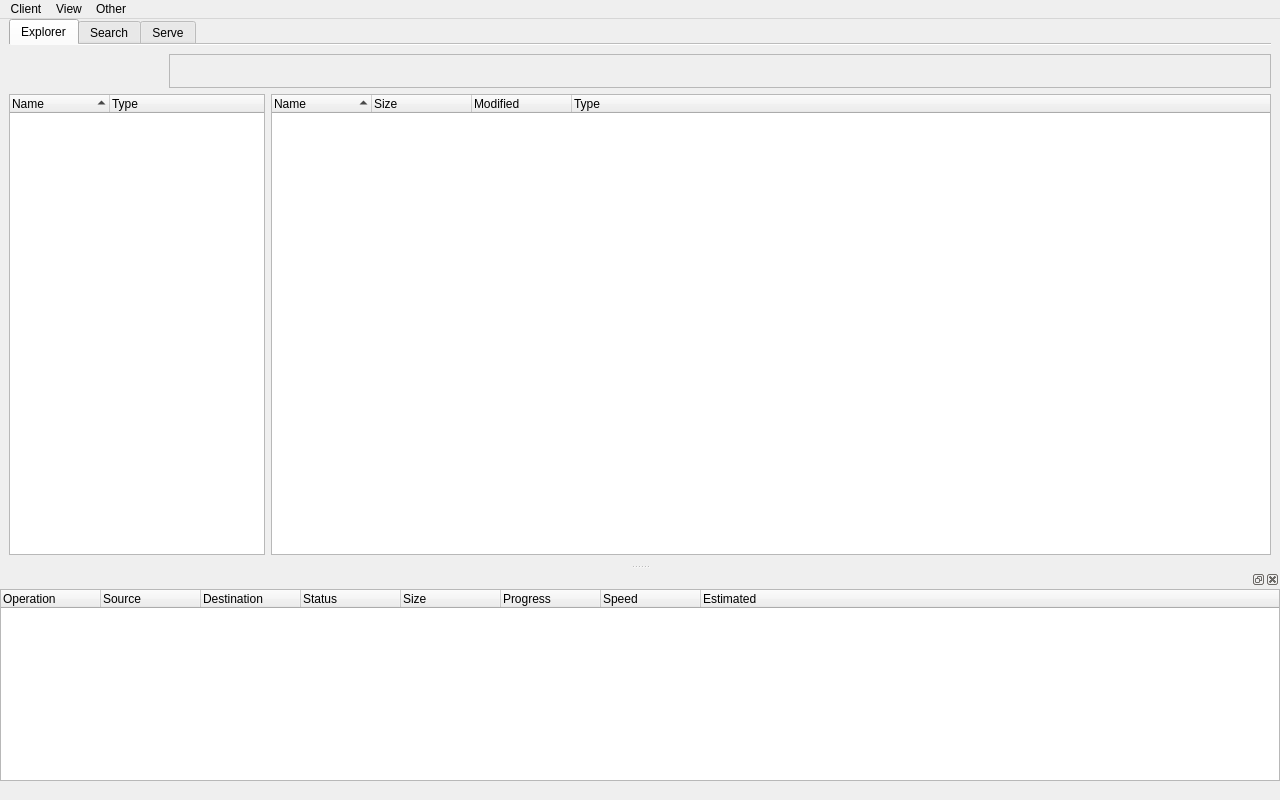
The window that forms/main_window.ui (Communist02/agile) describes before a commit, drawn with Qt 5.
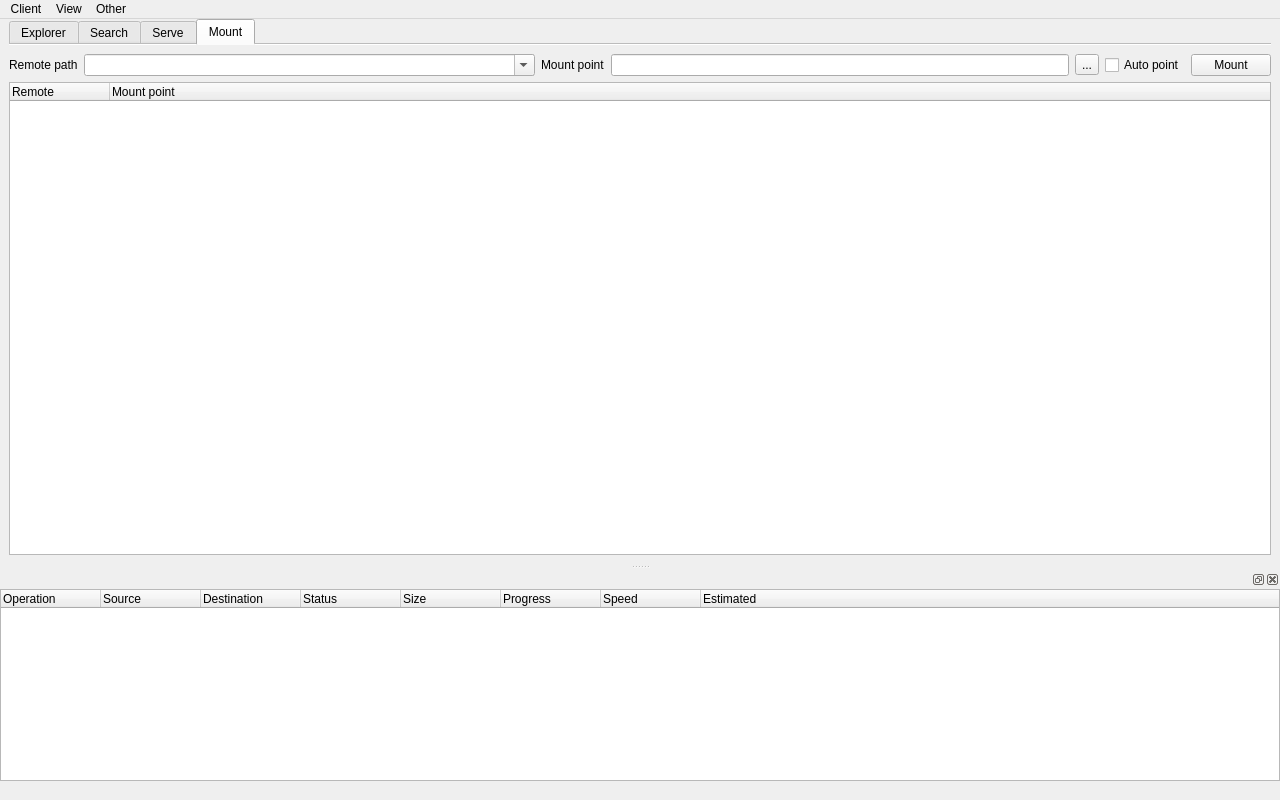
The same window after the commit. The open tabs and pages were chosen to show the change. Icons and pictures are not drawn.

Diff of the .ui file:
```diff
--- a/forms/main_window.ui
+++ b/forms/main_window.ui
@@ -457,6 +457,116 @@
         </item>
        </layout>
       </widget>
+      <widget class="QWidget" name="tab_mount">
+       <attribute name="icon">
+        <iconset theme="drive-harddisk"/>
+       </attribute>
+       <attribute name="title">
+        <string extracomment="noun">Mount</string>
+       </attribute>
+       <layout class="QVBoxLayout" name="verticalLayout_6">
+        <property name="leftMargin">
+         <number>0</number>
+        </property>
+        <property name="rightMargin">
+         <number>0</number>
+        </property>
+        <item>
+         <layout class="QHBoxLayout" name="horizontalLayout_6">
+          <item>
+           <widget class="QLabel" name="label">
+            <property name="sizePolicy">
+             <sizepolicy hsizetype="Fixed" vsizetype="Preferred">
+              <horstretch>0</horstretch>
+              <verstretch>0</verstretch>
+             </sizepolicy>
+            </property>
+            <property name="text">
+             <string>Remote path</string>
+            </property>
+           </widget>
+          </item>
+          <item>
+           <widget class="QComboBox" name="comboBox_remote">
+            <property name="editable">
+             <bool>true</bool>
+            </property>
+            <property name="placeholderText">
+             <string>Can be &quot;myremote:path/to/dir&quot;, &quot;myremote:bucket&quot;, &quot;myremote:&quot; or &quot;/local/path&quot;</string>
+            </property>
+           </widget>
+          </item>
+          <item>
+           <widget class="QLabel" name="label_2">
+            <property name="sizePolicy">
+             <sizepolicy hsizetype="Fixed" vsizetype="Preferred">
+              <horstretch>0</horstretch>
+              <verstretch>0</verstretch>
+             </sizepolicy>
+            </property>
+            <property name="text">
+             <string>Mount point</string>
+            </property>
+           </widget>
+          </item>
+          <item>
+           <widget class="QLineEdit" name="lineEdit_mount_point">
+            <property name="text">
+             <string/>
+            </property>
+           </widget>
+          </item>
+          <item>
+           <widget class="QToolButton" name="toolButton_mount_point">
+            <property name="text">
+             <string notr="true">...</string>
+            </property>
+           </widget>
+          </item>
+          <item>
+           <widget class="QCheckBox" name="checkBox">
+            <property name="text">
+             <string>Auto point</string>
+            </property>
+           </widget>
+          </item>
+          <item>
+           <widget class="QPushButton" name="button_mount">
+            <property name="sizePolicy">
+             <sizepolicy hsizetype="Fixed" vsizetype="Fixed">
+              <horstretch>0</horstretch>
+              <verstretch>0</verstretch>
+             </sizepolicy>
+            </property>
+            <property name="text">
+             <string comment="verb">Mount</string>
+            </property>
+           </widget>
+          </item>
+         </layout>
+        </item>
+        <item>
+         <widget class="QTreeWidget" name="treeWidget">
+          <property name="contextMenuPolicy">
+           <enum>Qt::ContextMenuPolicy::CustomContextMenu</enum>
+          </property>
+          <property name="rootIsDecorated">
+           <bool>false</bool>
+          </property>
+          <column>
+           <property name="text">
+            <string>Remote</string>
+           </property>
+          </column>
+          <column>
+           <property name="text">
+            <string>Mount point</string>
+           </property>
+          </column>
+         </widget>
+        </item>
+       </layout>
+      </widget>
      </widget>
     </item>
    </layout>
```
Left out of the diff: 6 changed lines with no effect on the pictures.
